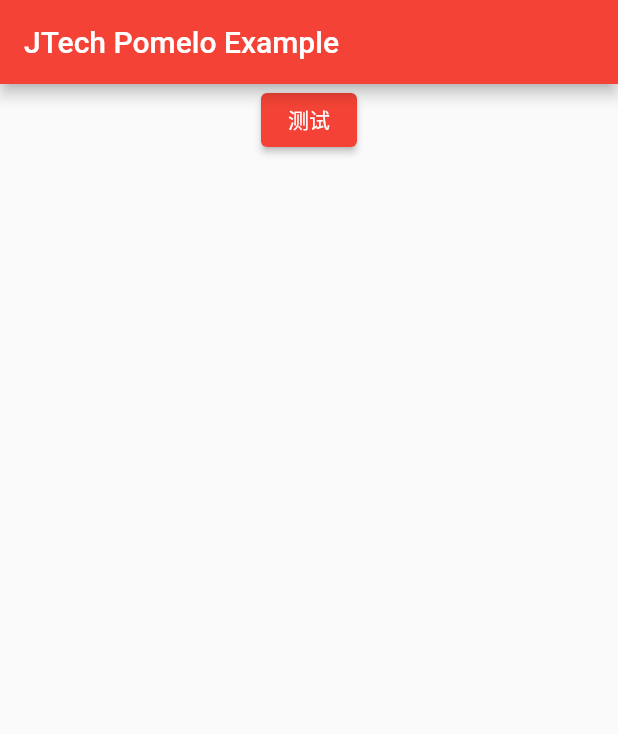
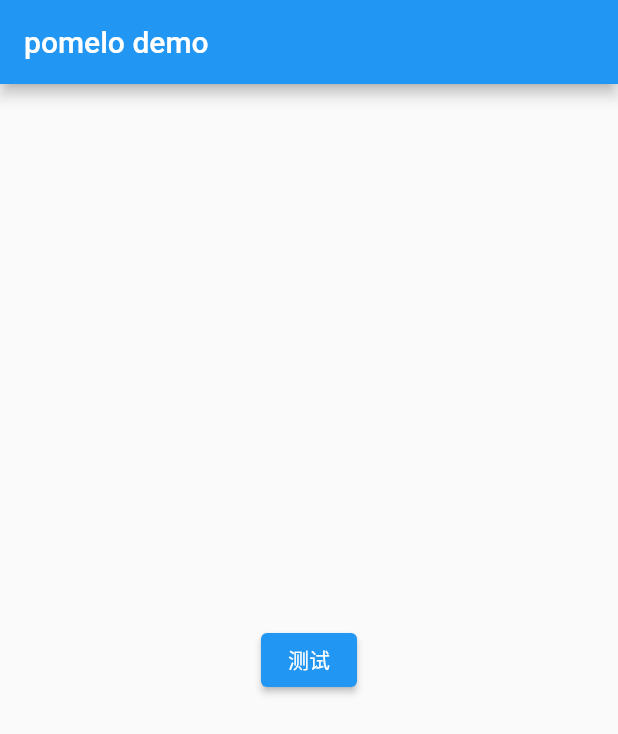
Before and after one commit to WuXuBaiYang/jtech_pomelo, a Flutter app: the screen it shows after launch, on a phone screen of 412 x 824 dp. Shown: the top 734 px of the screen. Run offline on Flutter 3.47's test engine with Material 2 defaults, Android fonts, the phone set to English and light mode, and no system bars; our stand-ins replace chewie, dio, extended_image, file_picker, flutter_image_compress, flutter_local_notifications and 6 more; missing offline and left inert: image_editor.

Commit message:
实现应用入口方法入口类 实现页面基类 实现全局主题样式变化

```diff
--- a/example/lib/main.dart
+++ b/example/lib/main.dart
@@ -2,23 +2,13 @@ import 'package:flutter/material.dart';
 import 'package:jtech_pomelo/pomelo.dart';
 
 void main() {
-  runApp(const MyApp());
-}
-
-class MyApp extends StatelessWidget {
-  const MyApp({Key? key}) : super(key: key);
-
-  @override
-  Widget build(BuildContext context) {
-    return MaterialApp(
-      navigatorKey: jRouter.navigateKey,
-      title: 'JTech Pomelo Example',
-      home: const MyHomePage(title: 'JTech Pomelo Example'),
-      theme: ThemeData(
-        colorScheme: ColorScheme.fromSwatch(primarySwatch: Colors.red),
-      ),
-    );
-  }
+  runJAppRoot(
+    title: "pomelo demo",
+    pageLoad: () async {
+      return const MyHomePage(title: "pomelo demo");
+    },
+    debug: false,
+  );
 }
 
 class MyHomePage extends StatefulWidget {
@@ -36,29 +26,19 @@ class _MyHomePageState extends State<MyHomePage> {
     super.initState();
   }
 
-  dynamic image;
+  bool dark = false;
 
   @override
   Widget build(BuildContext context) {
-    return Scaffold(
-      appBar: AppBar(
-        title: Text(widget.title),
-      ),
+    return JAppPage(
+      title: Text(widget.title),
       body: Center(
-        child: Column(
-          children: [
-            ElevatedButton(
-              child: const Text("测试"),
-              onPressed: () async {
-                image = await JImageUtil.cropUrl(
-                    url: "https://img"
-                        ".mianfeiwendang"
-                        ".com/pic/65133e4129b6446aa22c9f9f/1-810-jpg_6-1080-0-0-1080.jpg");
-                setState(() {});
-              },
-            ),
-            null != image ? JImage.jFile(image) : EmptyBox(),
-          ],
+        child: ElevatedButton(
+          onPressed: () {
+            updateGlobalTheme(dark ? ThemeData.light() : ThemeData.dark());
+            dark = !dark;
+          },
+          child: const Text("测试"),
         ),
       ),
     );
--- /dev/null
+++ b/lib/model/theme_event.dart
@@ -0,0 +1,14 @@
+import 'package:flutter/material.dart';
+import 'package:jtech_pomelo/manage/event.dart';
+
+/*
+* 全局样式控制事件
+* @author JTech JH
+* @Time 2022/4/1 15:14
+*/
+class ThemeEvent extends EventModel {
+  //全局样式
+  final ThemeData themeData;
+
+  ThemeEvent({required this.themeData});
+}
--- a/lib/pomelo.dart
+++ b/lib/pomelo.dart
@@ -47,9 +47,11 @@ export 'util/toast_util.dart';
 export 'util/util.dart';
 
 //组件
+export 'widget/app_root/app_root.dart';
 export 'widget/image/clip.dart';
 export 'widget/image/image.dart';
 export 'widget/video_player/video_player.dart';
+export 'widget/app_page.dart';
 export 'widget/empty_box.dart';
 export 'widget/future_builder.dart';
 
--- a/lib/util/util.dart
+++ b/lib/util/util.dart
@@ -1,6 +1,8 @@
 import 'package:crypto/crypto.dart' as crypto;
 import 'package:flutter/cupertino.dart';
 import 'package:flutter/material.dart';
+import 'package:jtech_pomelo/manage/event.dart';
+import 'package:jtech_pomelo/model/theme_event.dart';
 import 'package:path/path.dart' as path;
 import 'dart:convert';
 import 'dart:math';
@@ -44,9 +46,12 @@ class JUtil {
       Theme.of(context).colorScheme.primary;
 }
 
-//判断当前是否为debug状态
-bool get debugMode =>
-    !const bool.fromEnvironment("dart.vm.product", defaultValue: false);
+//debug模式状态
+late bool debugMode = true;
+
+//更新全局样式
+void updateGlobalTheme(ThemeData themeData) =>
+    jEvent.send(ThemeEvent(themeData: themeData));
 
 //将map转为query的url
 String toQueryUrl(String url, Map<String, dynamic> params) {
--- /dev/null
+++ b/lib/widget/app_root/app_root.dart
@@ -0,0 +1,148 @@
+import 'package:flutter/material.dart';
+import 'package:flutter_localizations/flutter_localizations.dart';
+import 'package:jtech_pomelo/base/base_widget.dart';
+import 'package:jtech_pomelo/manage/cache.dart';
+import 'package:jtech_pomelo/manage/event.dart';
+import 'package:jtech_pomelo/manage/notification/notification.dart';
+import 'package:jtech_pomelo/manage/router.dart';
+import 'package:jtech_pomelo/model/theme_event.dart';
+import 'package:jtech_pomelo/util/util.dart';
+import 'package:jtech_pomelo/widget/app_root/chinese_cupertino_localizations.dart';
+
+/*
+* 应用入口组件
+* @author JTech JH
+* @Time 2022/4/1 14:09
+*/
+class JAppRoot extends BaseStatefulWidget {
+  //启动首页
+  final Widget homePage;
+
+  //应用标题
+  final String title;
+
+  //全局样式
+  final ThemeData? theme;
+
+  //当前地区
+  final Locale? locale;
+
+  //国际化支持
+  final Iterable<LocalizationsDelegate<dynamic>>? localizationsDelegates;
+
+  //支持的国家地区
+  final Iterable<Locale>? supportedLocales;
+
+  //路由方法集合
+  final Map<String, WidgetBuilder> routes;
+
+  //路由管理key
+  final GlobalKey<NavigatorState>? navigatorKey;
+
+  const JAppRoot({
+    Key? key,
+    required this.title,
+    required this.homePage,
+    this.theme,
+    this.locale,
+    this.localizationsDelegates,
+    this.supportedLocales,
+    this.navigatorKey,
+    Map<String, WidgetBuilder>? routes,
+  })  : routes = routes ?? const {},
+        super(key: key);
+
+  @override
+  State<StatefulWidget> createState() => _JAppRootState();
+}
+
+/*
+* 应用入口组件-状态
+* @author JTech JH
+* @Time 2022/4/1 15:08
+*/
+class _JAppRootState extends BaseState<JAppRoot> {
+  //全局样式
+  ThemeData? _themeData;
+
+  @override
+  void initState() {
+    super.initState();
+    //设置初始样式
+    _themeData = widget.theme;
+    //监听全局样式变化
+    jEvent.on<ThemeEvent>().listen((event) {
+      setState(() => _themeData = event.themeData);
+    });
+  }
+
+  @override
+  Widget build(BuildContext context) {
+    return MaterialApp(
+      title: widget.title,
+      navigatorKey: widget.navigatorKey,
+      theme: _themeData,
+      locale: widget.locale,
+      //调试模式
+      debugShowCheckedModeBanner: debugMode,
+      localizationsDelegates: [
+        GlobalWidgetsLocalizations.delegate,
+        GlobalMaterialLocalizations.delegate,
+        ChineseCupertinoLocalizations.delegate,
+        ...?widget.localizationsDelegates,
+      ],
+      supportedLocales: [
+        const Locale('en', 'US'),
+        const Locale('zh', 'CN'),
+        ...?widget.supportedLocales,
+      ],
+      routes: widget.routes,
+      home: widget.homePage,
+    );
+  }
+}
+
+//应用初始化回调
+typedef AppInitialize = Future<void> Function();
+//页面加载回调
+typedef AppPageLoad = Future<Widget> Function();
+/*
+* 启动app入口
+* @author JTech JH
+* @Time 2022/4/1 14:31
+*/
+Future<void> runJAppRoot({
+  required String title,
+  required AppPageLoad pageLoad,
+  required bool debug,
+  AppInitialize? initialize,
+  Map<String, WidgetBuilder>? routes,
+  ThemeData? theme,
+  Locale? locale,
+  Iterable<LocalizationsDelegate<dynamic>>? localizationsDelegates,
+  Iterable<Locale>? supportedLocales,
+}) async {
+  //设定调试模式
+  debugMode = debug;
+  //初始化默认
+  WidgetsFlutterBinding.ensureInitialized();
+  await jNotification.init();
+  await jCache.init();
+  await jEvent.init();
+  await jRouter.init();
+  //初始化用户自定义方法
+  await initialize?.call();
+  //运行应用
+  var homePage = await pageLoad();
+  runApp(JAppRoot(
+    title: title,
+    homePage: homePage,
+    routes: routes ?? {},
+    theme: theme,
+    locale: locale,
+    //在此处默认指定navigateKey
+    navigatorKey: jRouter.navigateKey,
+    localizationsDelegates: localizationsDelegates,
+    supportedLocales: supportedLocales,
+  ));
+}
--- /dev/null
+++ b/lib/widget/app_root/chinese_cupertino_localizations.dart
@@ -0,0 +1,188 @@
+import 'dart:async';
+import 'package:flutter/cupertino.dart';
+import 'package:flutter/foundation.dart';
+
+class _CupertinoLocalizationsDelegate
+    extends LocalizationsDelegate<CupertinoLocalizations> {
+  const _CupertinoLocalizationsDelegate();
+
+  @override
+  bool isSupported(Locale locale) => locale.languageCode == 'zh';
+
+  @override
+  Future<CupertinoLocalizations> load(Locale locale) =>
+      ChineseCupertinoLocalizations.load(locale);
+
+  @override
+  bool shouldReload(_CupertinoLocalizationsDelegate old) => false;
+
+  @override
+  String toString() => 'DefaultCupertinoLocalizations.delegate(zh_CH)';
+}
+
+/// US English strings for the cupertino widgets.
+class ChineseCupertinoLocalizations implements CupertinoLocalizations {
+  /// Constructs an object that defines the cupertino widgets' localized strings
+  /// for US English (only).
+  ///
+  /// [LocalizationsDelegate] implementations typically call the static [load]
+  /// function, rather than constructing this class directly.
+  ChineseCupertinoLocalizations(Locale local);
+
+  static const List<String> _shortWeekdays = <String>[
+    '周一',
+    '周二',
+    '周三',
+    '周四',
+    '周五',
+    '周六',
+    '周日',
+  ];
+
+  static const List<String> _shortMonths = <String>[
+    'Jan',
+    'Feb',
+    'Mar',
+    'Apr',
+    'May',
+    'Jun',
+    'Jul',
+    'Aug',
+    'Sep',
+    'Oct',
+    'Nov',
+    'Dec',
+  ];
+
+  static const List<String> _months = <String>[
+    '01月',
+    '02月',
+    '03月',
+    '04月',
+    '05月',
+    '06月',
+    '07月',
+    '08月',
+    '09月',
+    '10月',
+    '11月',
+    '12月',
+  ];
+
+  @override
+  String datePickerYear(int yearIndex) => yearIndex.toString() + "年";
+
+  @override
+  String datePickerMonth(int monthIndex) => _months[monthIndex - 1];
+
+  @override
+  String datePickerDayOfMonth(int dayIndex) => dayIndex.toString() + "日";
+
+  @override
+  String datePickerHour(int hour) => hour.toString();
+
+  @override
+  String datePickerHourSemanticsLabel(int hour) => hour.toString() + " 小时";
+
+  @override
+  String datePickerMinute(int minute) => minute.toString().padLeft(2, '0');
+
+  @override
+  String datePickerMinuteSemanticsLabel(int minute) {
+    return '1 分钟';
+  }
+
+  @override
+  String datePickerMediumDate(DateTime date) {
+    return '${_shortWeekdays[date.weekday - DateTime.monday]} '
+        '${_shortMonths[date.month - DateTime.january]} '
+        '${date.day.toString().padRight(2)}';
+  }
+
+  @override
+  DatePickerDateOrder get datePickerDateOrder => DatePickerDateOrder.ymd;
+
+  @override
+  DatePickerDateTimeOrder get datePickerDateTimeOrder =>
+      DatePickerDateTimeOrder.date_time_dayPeriod;
+
+  @override
+  String get anteMeridiemAbbreviation => 'AM';
+
+  @override
+  String get postMeridiemAbbreviation => 'PM';
+
+  @override
+  String get alertDialogLabel => '提示信息';
+
+  @override
+  String timerPickerHour(int hour) => hour.toString();
+
+  @override
+  String timerPickerMinute(int minute) => minute.toString();
+
+  @override
+  String timerPickerSecond(int second) => second.toString();
+
+  @override
+  String timerPickerHourLabel(int hour) => '时';
+
+  @override
+  String timerPickerMinuteLabel(int minute) => '分';
+
+  @override
+  String timerPickerSecondLabel(int second) => '秒';
+
+  @override
+  String get cutButtonLabel => '剪切';
+
+  @override
+  String get copyButtonLabel => '复制';
+
+  @override
+  String get pasteButtonLabel => '粘贴';
+
+  @override
+  String get selectAllButtonLabel => '全选';
+
+  /// Creates an object that provides US English resource values for the
+  /// cupertino library widgets.
+  ///
+  /// The [locale] parameter is ignored.
+  ///
+  /// This method is typically used to create a [LocalizationsDelegate].
+  static Future<CupertinoLocalizations> load(Locale locale) {
+    return SynchronousFuture<CupertinoLocalizations>(
+        ChineseCupertinoLocalizations(locale));
+  }
+
+  /// A [LocalizationsDelegate] that uses [DefaultCupertinoLocalizations.load]
+  /// to create an instance of this class.
+  static const LocalizationsDelegate<CupertinoLocalizations> delegate =
+      _CupertinoLocalizationsDelegate();
+
+  @override
+  String get todayLabel => "今天";
+
+  @override
+  String get modalBarrierDismissLabel => "取消";
+
+  @override
+  String get searchTextFieldPlaceholderLabel => "";
+
+  @override
+  String tabSemanticsLabel({required int tabIndex, required int tabCount}) {
+    assert(tabIndex >= 1);
+    assert(tabCount >= 1);
+    return '当前 $tabIndex 共 $tabCount';
+  }
+
+  @override
+  List<String> get timerPickerHourLabels => const <String>['小时', '小时'];
+
+  @override
+  List<String> get timerPickerMinuteLabels => const <String>['分钟'];
+
+  @override
+  List<String> get timerPickerSecondLabels => const <String>[];
+}
--- a/pubspec.yaml
+++ b/pubspec.yaml
@@ -59,6 +59,9 @@ dependencies:
   # 图片压缩
   flutter_image_compress: ^1.1.0
 
+  # 无限加载更多列表
+  infinite_scroll_pagination: ^3.1.0
+
 dev_dependencies:
   flutter_test:
     sdk: flutter
```
Also changed, not shown: example/pubspec.lock, 1 other file.
